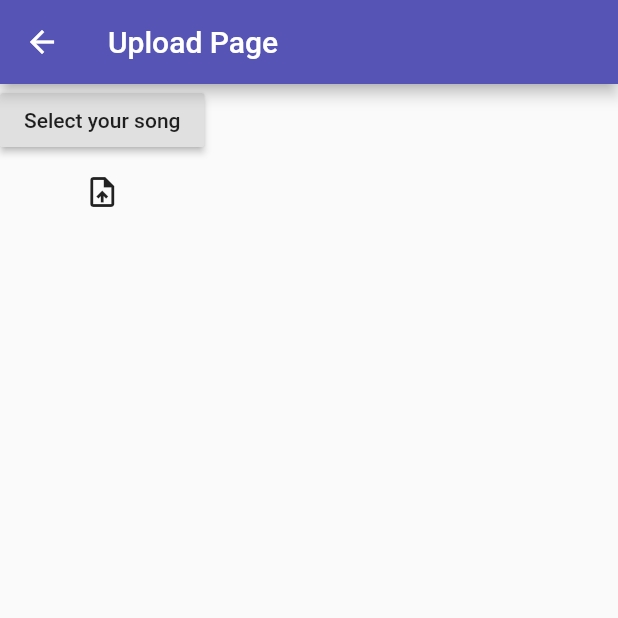
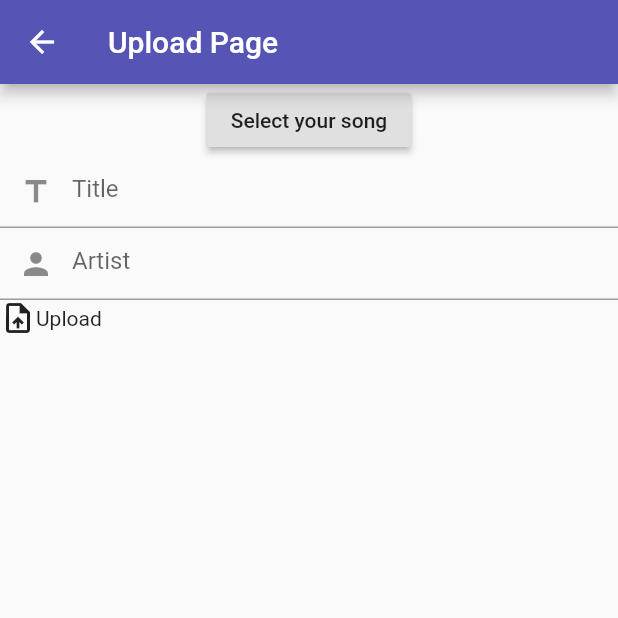
Before and after one commit to ankeet7x/suselimusicapp, a Flutter app: the UploadPage screen opened directly, on a phone screen of 412 x 824 dp, the top half of it. Run offline on Flutter 3.47's test engine with Material 2 defaults, Android fonts, the phone set to English and light mode, and no system bars; our stand-ins replace audioplayers, cloud_firestore, file_picker, firebase_auth, firebase_core, firebase_storage and 3 more; missing offline and left inert: flutter_audio_query; accounts and stored records are empty.

Commit message:
Upload to fb and play from url

```diff
--- a/lib/materials/dbprovider.dart
+++ b/lib/materials/dbprovider.dart
@@ -8,10 +8,10 @@ import 'package:google_sign_in/google_sign_in.dart';
 import 'package:random_string/random_string.dart';
 
 enum Status { Unauthenticaed, Authenticating, Authenticated }
-enum UploadingStatus { Uploading, Uploaded }
+enum UploadingStatus { Uploading, Uploaded, Idle }
 
 class DbProvider extends ChangeNotifier {
-  UploadingStatus uploadingStatus;
+  UploadingStatus uploadingStatus = UploadingStatus.Idle;
   Status status = Status.Unauthenticaed;
   User user;
   final FirebaseAuth _auth = FirebaseAuth.instance;
@@ -73,7 +73,7 @@ class DbProvider extends ChangeNotifier {
 
   String url;
 
-  uploadSong(song) async {
+  uploadSong(song, title, artist) async {
     uploadingStatus = UploadingStatus.Uploading;
     notifyListeners();
     if (song != null) {
@@ -89,14 +89,19 @@ class DbProvider extends ChangeNotifier {
           Map<String, dynamic> songData = {
             'songUrl': url,
             'uploadedBy': user.email,
+            'title': title,
+            'artist': artist
           };
           FirebaseFirestore.instance
               .collection("Songs")
               .add(songData)
               .then((value) => print("Uploaded"));
+          uploadingStatus = UploadingStatus.Uploaded;
           notifyListeners();
         });
       });
     }
+    uploadingStatus = UploadingStatus.Idle;
+    notifyListeners();
   }
 }
--- a/lib/materials/suseliprovider.dart
+++ b/lib/materials/suseliprovider.dart
@@ -13,7 +13,7 @@ class MusicProvider extends ChangeNotifier {
 
   MusicProvider.initialize() {
     this.getSong();
-    this.getArtistInfo();
+    // this.getArtistInfo();
     this.getGenreInfo();
   }
 
--- a/lib/pages/browsesongs.dart
+++ b/lib/pages/browsesongs.dart
@@ -25,8 +25,8 @@ class _BrowseSongsState extends State<BrowseSongs> {
                 itemBuilder: (context, index) {
                   DocumentSnapshot docSnap = snapshot.data.docs[index];
                   return ListTile(
-                    title: Text(docSnap['songUrl']),
-                    subtitle: Text(docSnap['uploadedBy']),
+                    title: Text(docSnap['title']),
+                    subtitle: Text(docSnap['artist']),
                     onTap: () {
                       mp.playFromUrl(docSnap['songUrl']);
                     },
--- a/lib/pages/uploadpage.dart
+++ b/lib/pages/uploadpage.dart
@@ -1,7 +1,6 @@
 import 'package:flutter/material.dart';
 import 'package:provider/provider.dart';
 import 'package:suseli/materials/dbprovider.dart';
-import 'package:suseli/materials/suseliprovider.dart';
 
 class UploadPage extends StatefulWidget {
   @override
@@ -9,6 +8,17 @@ class UploadPage extends StatefulWidget {
 }
 
 class _UploadPageState extends State<UploadPage> {
+  final _formKey = GlobalKey<FormState>();
+  TextEditingController _titleController = TextEditingController();
+  TextEditingController _artistController = TextEditingController();
+
+  @override
+  void dispose() {
+    _titleController.dispose();
+    _artistController.dispose();
+    super.dispose();
+  }
+
   @override
   Widget build(BuildContext context) {
     return Scaffold(
@@ -27,19 +37,71 @@ class _UploadPageState extends State<UploadPage> {
             );
           }),
           Consumer<DbProvider>(
-            builder: (context, db, child) => IconButton(
-              icon: Icon(Icons.upload_file),
-              onPressed: () async {
+            builder: (context, db, child) {
+              if (db.mp3 != null) {
+                return Text(db.mp3.uri.toString());
+              } else {
+                return Container();
+              }
+            },
+          ),
+          Form(
+            key: _formKey,
+            child: Column(
+              children: [
+                TextFormField(
+                  controller: _titleController,
+                  validator: (val) =>
+                      val.length < 3 ? "Please enter a valid title" : null,
+                  decoration: InputDecoration(
+                      prefixIcon: Icon(Icons.title), hintText: "Title"),
+                ),
+                TextFormField(
+                  controller: _artistController,
+                  validator: (val) =>
+                      val.length < 5 ? "Please enter artist's name" : null,
+                  decoration: InputDecoration(
+                      prefixIcon: Icon(Icons.person), hintText: "Artist"),
+                ),
+              ],
+            ),
+          ),
+          Consumer<DbProvider>(
+            builder: (context, db, child) => InkWell(
+              splashColor: Colors.cyan,
+              onTap: () async {
                 try {
-                  await db.uploadSong(db.mp3);
-                  Navigator.pop(context);
-                  // Scaffold.of(context)
-                  //     .showSnackBar(SnackBar(content: Text("Uploaded")));
+                  if (_formKey.currentState.validate()) {
+                    _formKey.currentState.save();
+                    print("Uploading");
+                    await db.uploadSong(
+                        db.mp3, _titleController.text, _artistController.text);
+                    // Navigator.pop(context);
+                  }
                 } catch (e) {
                   print(e.toString());
                 }
               },
+              child: Row(
+                children: [Icon(Icons.upload_file), Text("Upload")],
+              ),
             ),
+          ),
+          Consumer<DbProvider>(
+            builder: (context, db, child) {
+              switch (db.uploadingStatus) {
+                case UploadingStatus.Uploading:
+                  return CircularProgressIndicator(
+                    backgroundColor: Colors.purple,
+                  );
+                  break;
+                case UploadingStatus.Uploaded:
+                  return Text("Your song has been uploaded");
+                  break;
+                case UploadingStatus.Idle:
+                  return Container();
+              }
+            },
           )
         ],
       ),
```
